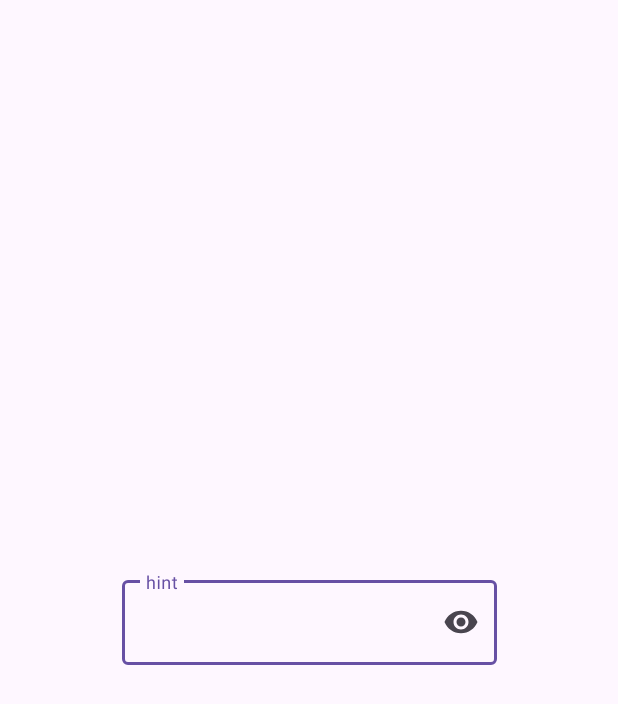
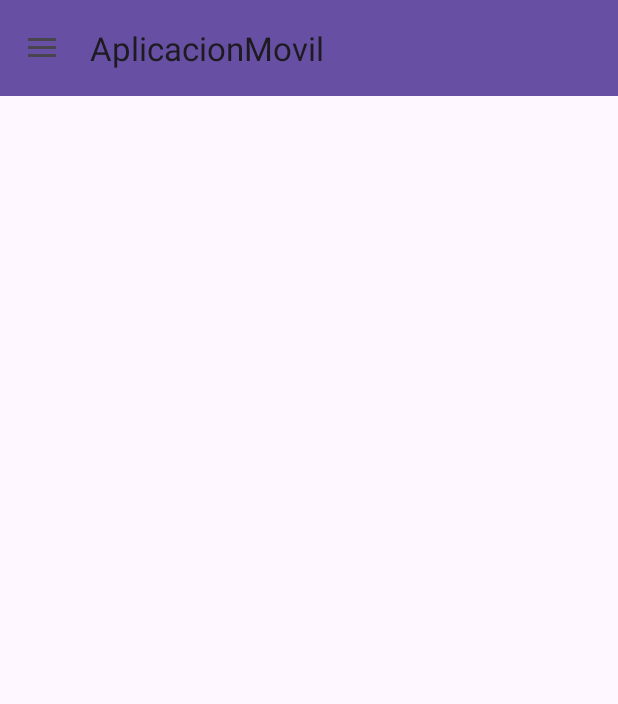
Before and after one commit to InoValz/AplicacionMovil, an Android app: the MenuPrincipal screen opened directly, with no data from a screen before it, on a phone screen of 412 x 824 dp. Shown: the top 704 px of the screen. Run offline under Robolectric (Android 15) with nearby library versions, the phone set to English and light mode, and no system bars.

```diff
--- a/app/build.gradle
+++ b/app/build.gradle
@@ -38,6 +38,8 @@ dependencies {
     implementation 'androidx.appcompat:appcompat:1.6.1'
     implementation 'com.google.android.material:material:1.5.0'
     implementation 'androidx.constraintlayout:constraintlayout:2.1.4'
+    implementation 'androidx.coordinatorlayout:coordinatorlayout:1.2.0'
+    implementation 'androidx.drawerlayout:drawerlayout:1.2.0'
     testImplementation 'junit:junit:4.13.2'
     androidTestImplementation 'androidx.test.ext:junit:1.1.5'
     androidTestImplementation 'androidx.test.espresso:espresso-core:3.5.1'
--- a/app/src/main/java/com/example/aplicacionmovil/MenuPrincipal.kt
+++ b/app/src/main/java/com/example/aplicacionmovil/MenuPrincipal.kt
@@ -1,11 +1,67 @@
 package com.example.aplicacionmovil
 
+import android.content.res.Configuration
 import androidx.appcompat.app.AppCompatActivity
 import android.os.Bundle
+import android.view.Gravity
+import android.view.MenuItem
+import android.widget.Toast
+import android.widget.Toolbar
+import androidx.appcompat.app.ActionBarDrawerToggle
+import androidx.core.view.GravityCompat
+import androidx.drawerlayout.widget.DrawerLayout
+import com.google.android.material.navigation.NavigationView
 
-class MenuPrincipal : AppCompatActivity() {
+class MenuPrincipal : AppCompatActivity(), NavigationView.OnNavigationItemSelectedListener{
+
+    private lateinit var drawer: DrawerLayout
+    private lateinit var toggle: ActionBarDrawerToggle
+
     override fun onCreate(savedInstanceState: Bundle?) {
         super.onCreate(savedInstanceState)
         setContentView(R.layout.activity_menu_principal)
+
+        val toolbar: androidx.appcompat.widget.Toolbar = findViewById(R.id.toolbar_menuprincipal)
+        setSupportActionBar(toolbar)
+
+        drawer = findViewById(R.id.drawer_Layout)
+
+        toggle = ActionBarDrawerToggle(this, drawer, toolbar, R.string.navigation_drawer_open, R.string.navigation_drawer_close)
+        drawer.addDrawerListener(toggle)
+
+        supportActionBar?.setDisplayHomeAsUpEnabled(true)
+        supportActionBar?.setHomeButtonEnabled(true)
+
+        val navigationView: NavigationView = findViewById(R.id.nav_view)
+        navigationView.setNavigationItemSelectedListener(this)
+    }
+
+    override fun onNavigationItemSelected(item: MenuItem): Boolean {
+        when (item.itemId){
+            R.id.nav_item_uno -> Toast.makeText(this, "Item 1", Toast.LENGTH_SHORT).show()
+            R.id.nav_item_dos -> Toast.makeText(this, "Item 2", Toast.LENGTH_SHORT).show()
+            R.id.nav_item_tres -> Toast.makeText(this, "Item 3", Toast.LENGTH_SHORT).show()
+        }
+
+        drawer.closeDrawer(GravityCompat.START)
+        return true
+    }
+
+    override fun onPostCreate(savedInstanceState: Bundle?) {
+        super.onPostCreate(savedInstanceState)
+        toggle.syncState()
+    }
+
+    override fun onConfigurationChanged(newConfig: Configuration) {
+        super.onConfigurationChanged(newConfig)
+        toggle.onConfigurationChanged(newConfig)
+    }
+
+    override fun onOptionsItemSelected(item: MenuItem): Boolean {
+        if (toggle.onOptionsItemSelected(item)) {
+            return true
+        }
+
+        return super.onOptionsItemSelected(item)
     }
 }
--- a/app/src/main/res/drawable/security.xml
+++ b/app/src/main/res/drawable/security.xml
@@ -1 +1 @@
-<!-- drawable/security.xml --><vector xmlns:android="http://schemas.android.com/apk/res/android" android:height="24dp" android:width="24dp" android:viewportWidth="24" android:viewportHeight="24"><path android:fillColor="#145487" android:pathData="M12,12H19C18.47,16.11 15.72,19.78 12,20.92V12H5V6.3L12,3.19M12,1L3,5V11C3,16.55 6.84,21.73 12,23C17.16,21.73 21,16.55 21,11V5L12,1Z" /></vector>
+<!-- drawable/security.xml --><vector xmlns:android="http://schemas.android.com/apk/res/android" android:height="24dp" android:width="24dp" android:viewportWidth="24" android:viewportHeight="24"><path android:fillColor="#673AB7" android:pathData="M12,12H19C18.47,16.11 15.72,19.78 12,20.92V12H5V6.3L12,3.19M12,1L3,5V11C3,16.55 6.84,21.73 12,23C17.16,21.73 21,16.55 21,11V5L12,1Z" /></vector>
--- a/app/src/main/res/layout/activity_menu_principal.xml
+++ b/app/src/main/res/layout/activity_menu_principal.xml
@@ -1,27 +1,28 @@
 <?xml version="1.0" encoding="utf-8"?>
-<androidx.constraintlayout.widget.ConstraintLayout xmlns:android="http://schemas.android.com/apk/res/android"
+<androidx.drawerlayout.widget.DrawerLayout
     xmlns:app="http://schemas.android.com/apk/res-auto"
+    xmlns:android="http://schemas.android.com/apk/res/android"
     xmlns:tools="http://schemas.android.com/tools"
+    android:id="@+id/drawer_Layout"
     android:layout_width="match_parent"
     android:layout_height="match_parent"
-    tools:context=".MenuPrincipal">
+    tools:context=".MenuPrincipal"
+    tools:openDrawer="start"
+    >
 
+    <include
+        layout="@layout/app_bar_mp"
+        android:layout_width="match_parent"
+        android:layout_height="match_parent"
+        />
 
-    <com.google.android.material.textfield.TextInputLayout
-        android:layout_width="250dp"
-        android:layout_height="wrap_content"
-        app:layout_constraintBottom_toBottomOf="parent"
-        app:layout_constraintEnd_toEndOf="parent"
-        app:layout_constraintStart_toStartOf="parent"
-        app:layout_constraintTop_toTopOf="parent"
-        app:endIconMode="password_toggle"
-        >
+    <com.google.android.material.navigation.NavigationView
+        android:id="@+id/nav_view"
+        android:layout_width="match_parent"
+        android:layout_height="match_parent"
+        android:layout_gravity="start"
+        app:headerLayout="@layout/nav_header_mp"
+        app:menu="@menu/menu_principal_drawer"
+        />
 
-        <com.google.android.material.textfield.TextInputEditText
-            android:layout_width="match_parent"
-            android:layout_height="wrap_content"
-            android:hint="hint"
-            android:inputType="textPassword"
-            />
-    </com.google.android.material.textfield.TextInputLayout>
-</androidx.constraintlayout.widget.ConstraintLayout>
+</androidx.drawerlayout.widget.DrawerLayout>
--- /dev/null
+++ b/app/src/main/res/layout/app_bar_mp.xml
@@ -0,0 +1,22 @@
+<?xml version="1.0" encoding="utf-8"?>
+<androidx.coordinatorlayout.widget.CoordinatorLayout
+    xmlns:android="http://schemas.android.com/apk/res/android"
+    android:layout_width="match_parent"
+    android:layout_height="match_parent"
+    xmlns:tools="http://schemas.android.com/tools"
+    xmlns:app="http://schemas.android.com/apk/res-auto"
+    tools:context=".MenuPrincipal">
+
+    <com.google.android.material.appbar.AppBarLayout
+        android:layout_width="match_parent"
+        android:layout_height="wrap_content"
+        android:fitsSystemWindows="true">
+
+        <androidx.appcompat.widget.Toolbar
+            android:id="@+id/toolbar_menuprincipal"
+            android:layout_width="match_parent"
+            android:layout_height="?attr/actionBarSize"
+            android:background="?attr/colorPrimary"
+            app:layout_scrollFlags="scroll|enterAlways" />
+    </com.google.android.material.appbar.AppBarLayout>
+</androidx.coordinatorlayout.widget.CoordinatorLayout>
--- /dev/null
+++ b/app/src/main/res/menu/menu_principal_drawer.xml
@@ -0,0 +1,31 @@
+<?xml version="1.0" encoding="utf-8"?>
+<menu xmlns:android="http://schemas.android.com/apk/res/android">
+    <group>
+        <item
+            android:id="@+id/nav_item_uno"
+            android:icon="@drawable/abc_vector_test"
+            android:title="Item 1:"/>
+        <item
+            android:id="@+id/nav_item_dos"
+            android:icon="@drawable/abc_vector_test"
+            android:title="Item 2:"/>
+        <item
+            android:id="@+id/nav_item_tres"
+            android:icon="@drawable/abc_vector_test"
+            android:title="Item 3:"/>
+    </group>
+
+    <item
+        android:title="Title 1">
+        <menu>
+            <item
+                android:id="@+id/nav_item_cuatro"
+                android:icon="@drawable/abc_vector_test"
+                android:title="Item 4:"/>
+            <item
+                android:id="@+id/nav_item_cinco"
+                android:icon="@drawable/abc_vector_test"
+                android:title="Item 5:"/>
+        </menu>
+    </item>
+</menu>
--- a/app/src/main/res/values-night/themes.xml
+++ b/app/src/main/res/values-night/themes.xml
@@ -3,5 +3,8 @@
     <style name="Base.Theme.AplicacionMovil" parent="Theme.Material3.DayNight.NoActionBar">
         <!-- Customize your dark theme here. -->
         <!-- <item name="colorPrimary">@color/my_dark_primary</item> -->
+
+        <item name="windowActionBar">false</item>
+        <item name="windowNoTitle">true</item>
     </style>
 </resources>
--- a/app/src/main/res/values/strings.xml
+++ b/app/src/main/res/values/strings.xml
@@ -1,3 +1,5 @@
 <resources>
     <string name="app_name">AplicacionMovil</string>
+    <string name="navigation_drawer_open">Open</string>
+    <string name="navigation_drawer_close">Close</string>
 </resources>
--- a/app/src/main/res/values/themes.xml
+++ b/app/src/main/res/values/themes.xml
@@ -4,6 +4,5 @@
         <!-- Customize your light theme here. -->
         <!-- <item name="colorPrimary">@color/my_light_primary</item> -->
     </style>
-
     <style name="Theme.AplicacionMovil" parent="Base.Theme.AplicacionMovil" />
 </resources>
```
Also changed, not shown: app/src/main/res/layout/nav_header_mp.xml (added, +30 -0 lines).
